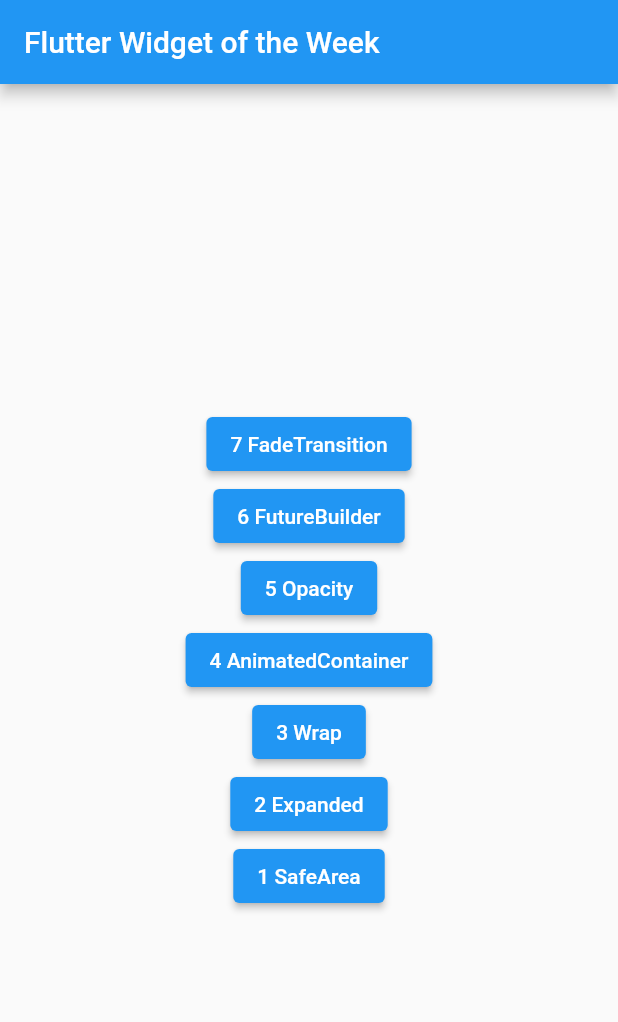
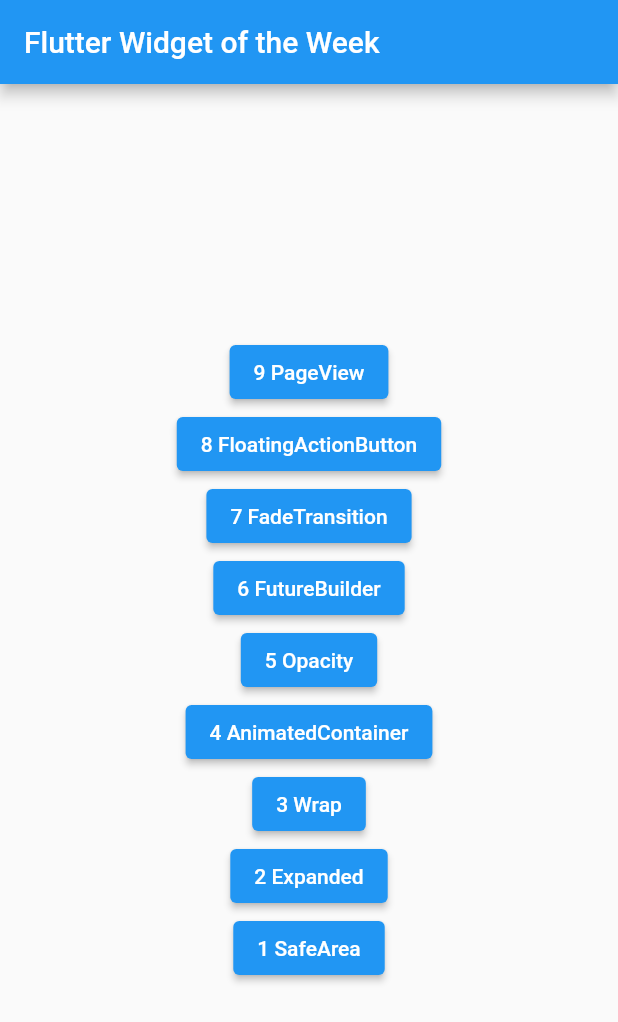
Before and after one commit to lostsquirrel/flutter-demos, a Flutter app: the screen it shows after launch, on a phone screen of 412 x 824 dp. Shown: the top 1022 px of the screen. Run offline on Flutter 3.47's test engine with Material 2 defaults, Android fonts, the phone set to English and light mode, and no system bars.

Commit message:
move item data to file

```diff
--- /dev/null
+++ b/widget_week/lib/items.dart
@@ -0,0 +1,22 @@
+import 'fade_transition_demo.dart';
+import 'safe_area.dart';
+
+import 'animated_container_demo.dart';
+import 'buture_builder_demo.dart';
+import 'expanded_demo.dart';
+import 'floating_action_button_demo.dart';
+import 'opacity_demo.dart';
+import 'page_view_demo.dart';
+import 'wrap_demo.dart';
+
+const items = {
+  "PageView": PageViewDemo(),
+  "FloatingActionButton": FloatingActionButtonDemo(),
+  "FadeTransition": FadeTransitionDemo(),
+  "FutureBuilder": FutureBuilderDemo(),
+  "Opacity": OpacityDemo(),
+  "AnimatedContainer": AnimatedContainerDemo(),
+  "Wrap": WrapDemo(),
+  "Expanded": ExpandedDemo(),
+  "SafeArea": SafeAreaHome(),
+};
--- a/widget_week/lib/main.dart
+++ b/widget_week/lib/main.dart
@@ -1,12 +1,6 @@
 import 'package:flutter/material.dart';
-import 'package:widget_week/fade_transition_demo.dart';
-import 'package:widget_week/safe_area.dart';
 
-import 'animated_container_demo.dart';
-import 'buture_builder_demo.dart';
-import 'expanded_demo.dart';
-import 'opacity_demo.dart';
-import 'wrap_demo.dart';
+import 'items.dart';
 
 void main() {
   runApp(const MyApp());
@@ -29,15 +23,7 @@
 class MyHomePage extends StatelessWidget {
   const MyHomePage({super.key, required this.title});
   final String title;
-  static const items = {
-    "FadeTransition": FadeTransitionDemo(),
-    "FutureBuilder": FutureBuilderDemo(),
-    "Opacity": OpacityDemo(),
-    "AnimatedContainer": AnimatedContainerDemo(),
-    "Wrap": WrapDemo(),
-    "Expanded": ExpandedDemo(),
-    "SafeArea": SafeAreaHome(),
-  };
+
   @override
   Widget build(BuildContext context) {
     return Scaffold(
```
